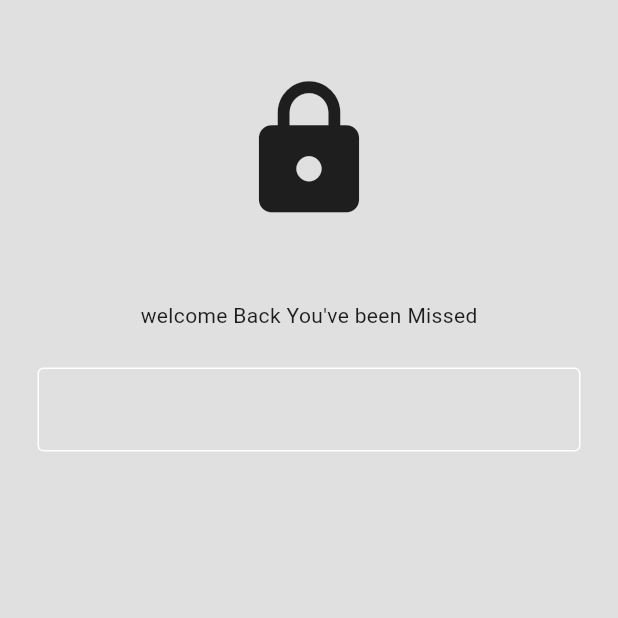
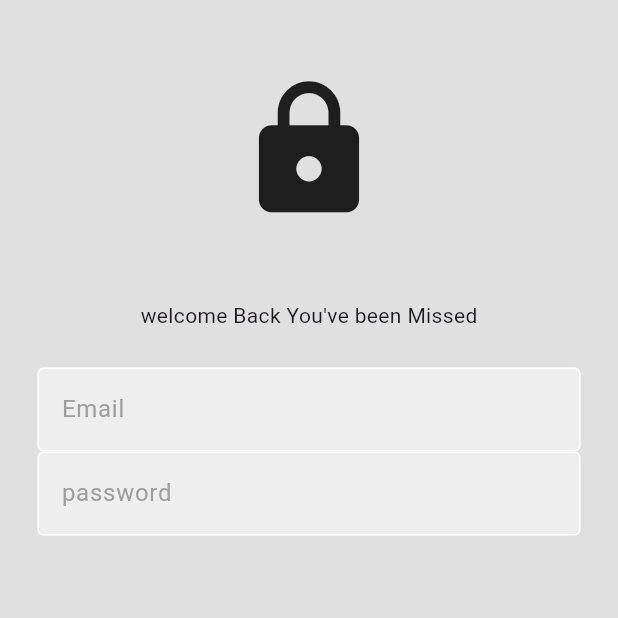
Before and after one commit to NaVindu0315/DApp, a Flutter app: the screen it shows after launch, on a phone screen of 412 x 824 dp, the top half of it. Run offline on Flutter 3.47's test engine with Material 3 defaults, Android fonts, the phone set to English and light mode, and no system bars.

Commit message:
pwd field

```diff
--- a/lib/components/text_field.dart
+++ b/lib/components/text_field.dart
@@ -23,6 +23,10 @@ class MyTextField extends StatelessWidget {
         ),
         focusedBorder:
             OutlineInputBorder(borderSide: BorderSide(color: Colors.white)),
+        fillColor: Colors.grey.shade200,
+        filled: true,
+        hintText: hintText,
+        hintStyle: TextStyle(color: Colors.grey[500]),
       ),
     );
   }
--- a/lib/pages/login_page.dart
+++ b/lib/pages/login_page.dart
@@ -50,6 +50,10 @@ class _LoginPageState extends State<LoginPage> {
                     obsecureText: false),
 
                 //pwd
+                MyTextField(
+                    controller: passwordTextController,
+                    hintText: 'password',
+                    obsecureText: true),
 
                 //sign in button
 
```
